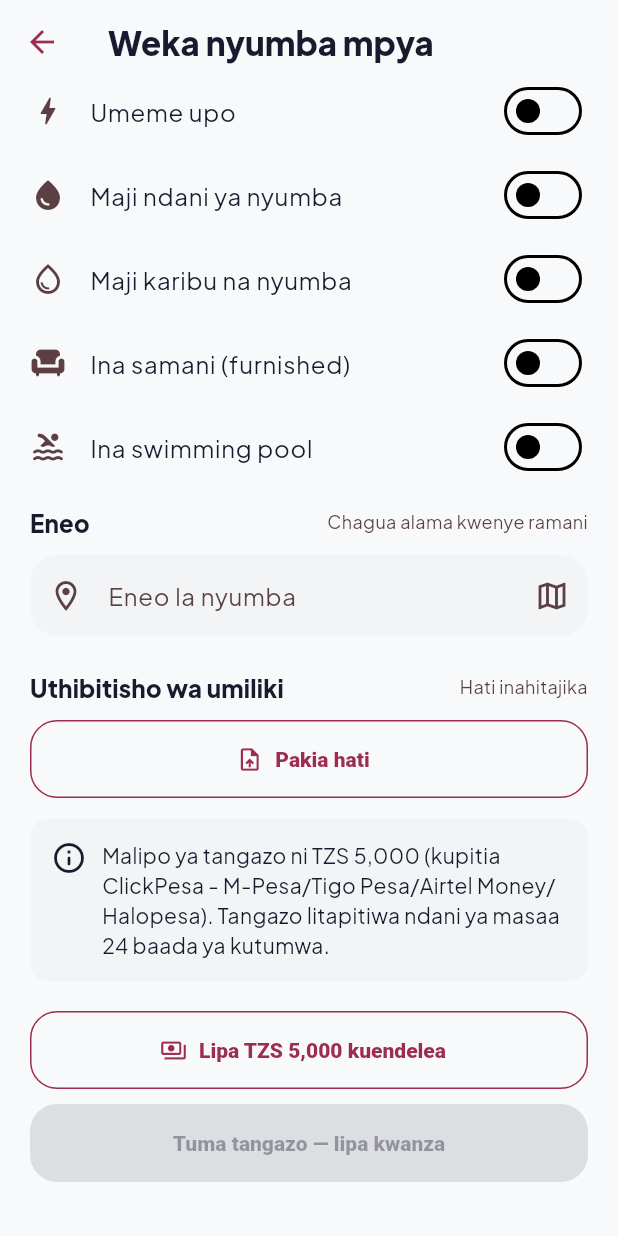
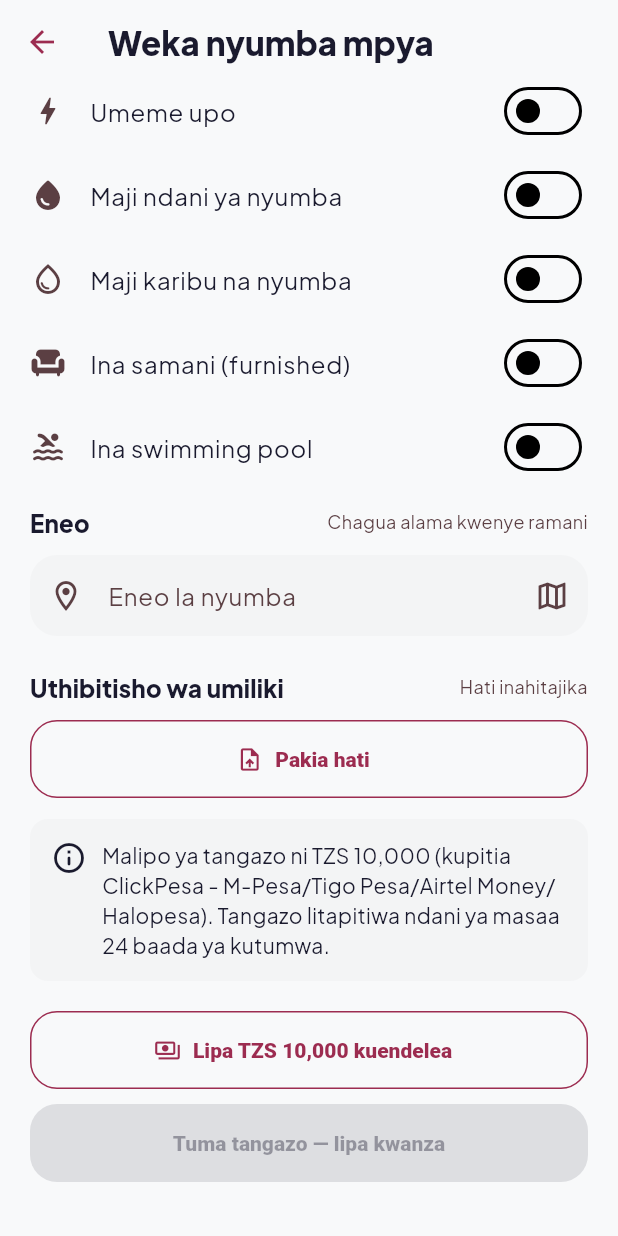
Before and after one commit to meshack-con/nyumba_mkononiV2, a Flutter app: the AddPropertyScreen screen opened directly, scrolled down 788 dp, on a phone screen of 412 x 824 dp. Run offline on Flutter 3.47's test engine with Material 3 defaults, Android fonts, the phone set to English and light mode, and no system bars; our stand-ins replace chopper, file_picker, fl_chart, flutter_map, geolocator, get and 6 more; missing offline and left inert: dart:html; accounts and stored records are empty.

Commit message:
Update payment amount from TZS 5,000 to TZS 10,000

```diff
--- a/lib/screens/add_property_screen.dart
+++ b/lib/screens/add_property_screen.dart
@@ -47,7 +47,7 @@ class _AddPropertyScreenState extends State<AddPropertyScreen> {
   bool _loading = false;
   String? _error;
 
-  // --- Malipo ya ada ya kutangaza nyumba (TZS 5,000 - ClickPesa USSD-PUSH) -
+  // --- Malipo ya ada ya kutangaza nyumba (TZS 10,000 - ClickPesa USSD-PUSH) -
   ListingPayment? _payment;
   bool _paymentBusy = false;
   String? _paymentError;
@@ -93,13 +93,13 @@ class _AddPropertyScreenState extends State<AddPropertyScreen> {
     if (result != null) setState(() { _location = result; _area.text = result.label; });
   }
 
-  // --- Hatua 1: mpangishaji analipa TZS 5,000 kwa ClickPesa (USSD-PUSH) --
+  // --- Hatua 1: mpangishaji analipa TZS 10,000 kwa ClickPesa (USSD-PUSH) --
   Future<String?> _askForPaymentPhone() {
     final controller = TextEditingController();
     return showDialog<String>(
       context: context,
       builder: (dialogContext) => AlertDialog(
-        title: const Text('Lipa TZS 5,000'),
+        title: const Text('Lipa TZS 10,000'),
         content: Column(
           mainAxisSize: MainAxisSize.min,
           crossAxisAlignment: CrossAxisAlignment.start,
@@ -177,7 +177,7 @@ class _AddPropertyScreenState extends State<AddPropertyScreen> {
             content: Text(
               _paymentBusy
                   ? 'Tunaangalia hali ya malipo yako...'
-                  : 'Angalia simu yako${channel != null ? ' ya $channel' : ''} - utaona ombi la kuweka PIN ili kuidhinisha malipo ya TZS 5,000. '
+                  : 'Angalia simu yako${channel != null ? ' ya $channel' : ''} - utaona ombi la kuweka PIN ili kuidhinisha malipo ya TZS 10,000. '
                       'Ukishaweka PIN, bonyeza "Nimeshalipa" hapa kuthibitisha.',
             ),
             actions: [
@@ -201,7 +201,7 @@ class _AddPropertyScreenState extends State<AddPropertyScreen> {
       return;
     }
     if (_payment == null || !_payment!.isSuccessful) {
-      setState(() => _error = 'Lipa TZS 5,000 kwanza kabla ya kutuma tangazo.');
+      setState(() => _error = 'Lipa TZS 10,000 kwanza kabla ya kutuma tangazo.');
       return;
     }
 
@@ -388,8 +388,8 @@ class _AddPropertyScreenState extends State<AddPropertyScreen> {
                     Expanded(
                       child: Text(
                         _payment?.isSuccessful == true
-                            ? 'Malipo ya TZS 5,000 yamekamilika. Sasa unaweza kutuma tangazo.'
-                            : 'Malipo ya tangazo ni TZS 5,000 (kupitia ClickPesa - M-Pesa/Tigo Pesa/Airtel Money/Halopesa). Tangazo litapitiwa ndani ya masaa 24 baada ya kutumwa.',
+                            ? 'Malipo ya TZS 10,000 yamekamilika. Sasa unaweza kutuma tangazo.'
+                            : 'Malipo ya tangazo ni TZS 10,000 (kupitia ClickPesa - M-Pesa/Tigo Pesa/Airtel Money/Halopesa). Tangazo litapitiwa ndani ya masaa 24 baada ya kutumwa.',
                       ),
                     ),
                   ],
@@ -404,7 +404,7 @@ class _AddPropertyScreenState extends State<AddPropertyScreen> {
                   icon: _paymentBusy
                       ? const SizedBox(width: 16, height: 16, child: CircularProgressIndicator(strokeWidth: 2))
                       : const Icon(Icons.payments_outlined),
-                  label: Text(_payment != null && _payment!.isPending ? 'Thibitisha / jaribu malipo tena' : 'Lipa TZS 5,000 kuendelea'),
+                  label: Text(_payment != null && _payment!.isPending ? 'Thibitisha / jaribu malipo tena' : 'Lipa TZS 10,000 kuendelea'),
                 ),
                 const SizedBox(height: 10),
                 const ElevatedButton(onPressed: null, child: Text('Tuma tangazo — lipa kwanza')),
```
